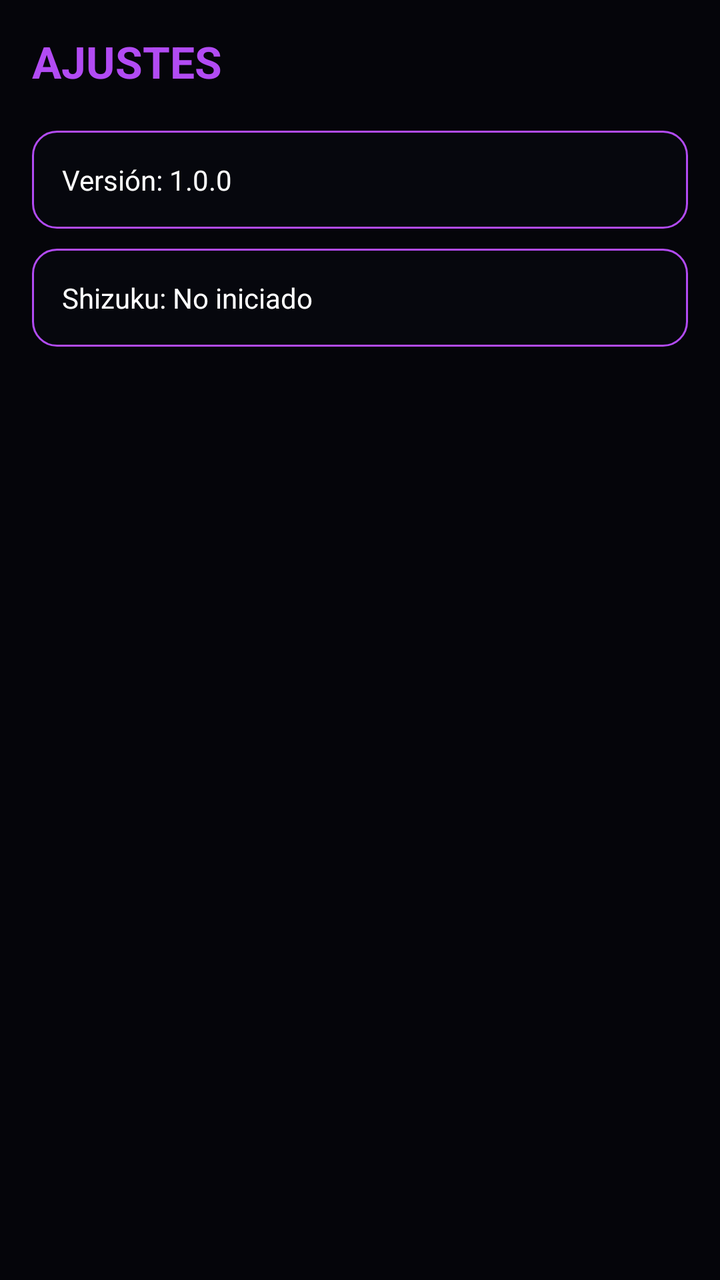
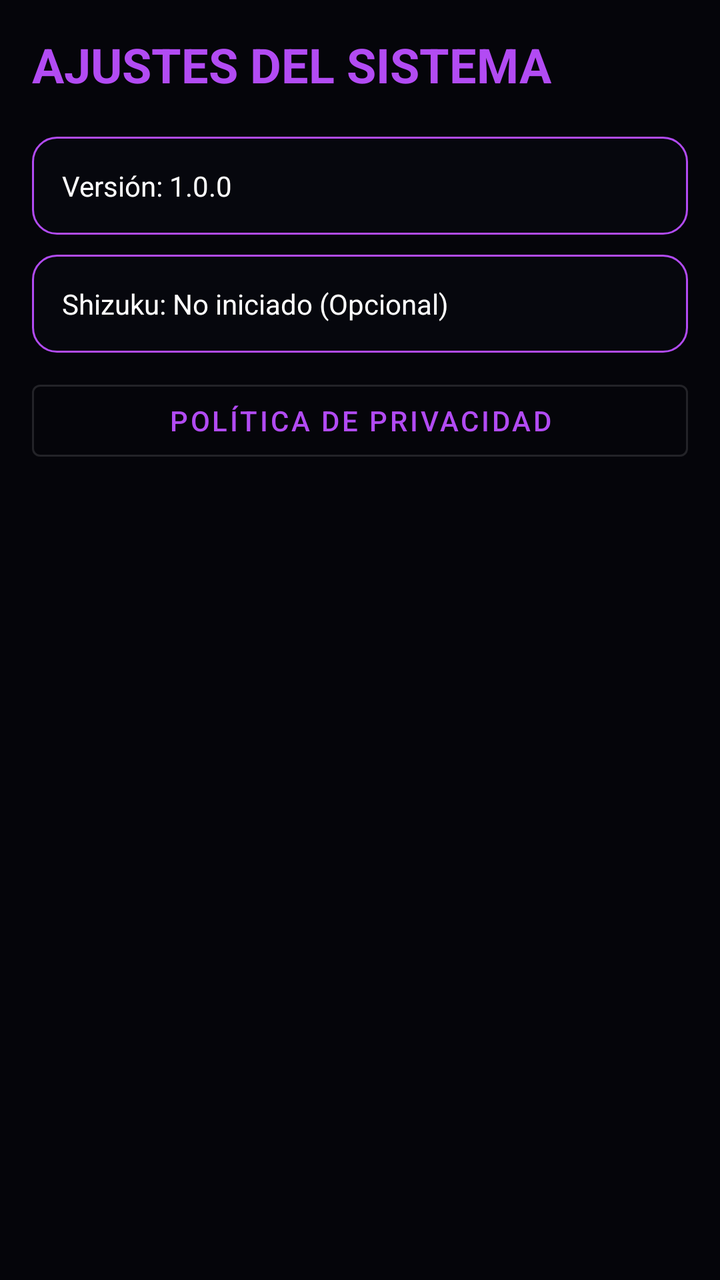

Before-and-after screenshots of an Android layout around one commit, followed by the original layout XML and the change that was made.
<!-- AndroidManifest.xml: application theme Theme.PHX -->
<!-- res/layout/fragment_settings.xml -->
<?xml version="1.0" encoding="utf-8"?>
<ScrollView xmlns:android="http://schemas.android.com/apk/res/android"
    android:layout_width="match_parent" android:layout_height="match_parent" android:padding="16dp">
    <LinearLayout android:layout_width="match_parent" android:layout_height="wrap_content" android:orientation="vertical">
        <TextView android:layout_width="wrap_content" android:layout_height="wrap_content" android:text="AJUSTES"
            android:textColor="@color/phx_purple" android:textSize="22sp" android:textStyle="bold" android:layout_marginBottom="20dp"/>
        <TextView android:id="@+id/tv_version" android:layout_width="match_parent" android:layout_height="wrap_content"
            android:text="Versión: 1.0.0" android:textColor="@color/phx_white" android:background="@drawable/bg_card" android:padding="15dp" android:layout_marginBottom="10dp"/>
        <TextView android:id="@+id/tv_shizuku" android:layout_width="match_parent" android:layout_height="wrap_content"
            android:text="Shizuku: No iniciado" android:textColor="@color/phx_white" android:background="@drawable/bg_card" android:padding="15dp" android:layout_marginBottom="10dp"/>
    </LinearLayout>
</ScrollView>
<!-- resources referenced by this layout -->
<resources>
  <color name="phx_purple">#B24BF3</color>
  <color name="phx_white">#FFFFFF</color>
  <!-- drawable bg_card (drawable) -->
  <?xml version="1.0" encoding="utf-8"?>
  <shape xmlns:android="http://schemas.android.com/apk/res/android">
      <solid android:color="@color/phx_glass" />
      <stroke android:width="1dp" android:color="@color/phx_purple" />
      <corners android:radius="12dp" />
  </shape>
  <style name="Theme.PHX" parent="Theme.MaterialComponents.DayNight.NoActionBar">
          <item name="colorPrimary">@color/phx_purple</item>
          <item name="android:colorBackground">@color/phx_bg</item>
          <item name="colorSurface">@color/phx_glass</item>
          <item name="colorOnSurface">@color/phx_white</item>
      </style>
  <color name="phx_glass">#1A1A1F2E</color>
  <color name="phx_bg">#05050A</color>
</resources>

<!-- the commit's change to res/layout/fragment_settings.xml (unified diff, before → after) -->
@@ -2,11 +2,13 @@
 <ScrollView xmlns:android="http://schemas.android.com/apk/res/android"
     android:layout_width="match_parent" android:layout_height="match_parent" android:padding="16dp">
     <LinearLayout android:layout_width="match_parent" android:layout_height="wrap_content" android:orientation="vertical">
-        <TextView android:layout_width="wrap_content" android:layout_height="wrap_content" android:text="AJUSTES"
-            android:textColor="@color/phx_purple" android:textSize="22sp" android:textStyle="bold" android:layout_marginBottom="20dp"/>
+        <TextView android:layout_width="wrap_content" android:layout_height="wrap_content" android:text="AJUSTES DEL SISTEMA"
+            android:textColor="@color/phx_purple" android:textSize="24sp" android:textStyle="bold" android:layout_marginBottom="20dp"/>
         <TextView android:id="@+id/tv_version" android:layout_width="match_parent" android:layout_height="wrap_content"
             android:text="Versión: 1.0.0" android:textColor="@color/phx_white" android:background="@drawable/bg_card" android:padding="15dp" android:layout_marginBottom="10dp"/>
         <TextView android:id="@+id/tv_shizuku" android:layout_width="match_parent" android:layout_height="wrap_content"
-            android:text="Shizuku: No iniciado" android:textColor="@color/phx_white" android:background="@drawable/bg_card" android:padding="15dp" android:layout_marginBottom="10dp"/>
+            android:text="Shizuku: No iniciado (Opcional)" android:textColor="@color/phx_white" android:background="@drawable/bg_card" android:padding="15dp" android:layout_marginBottom="10dp"/>
+        <com.google.android.material.button.MaterialButton android:id="@+id/btn_privacy" android:layout_width="match_parent" android:layout_height="wrap_content"
+            android:text="Política de Privacidad" style="@style/Widget.MaterialComponents.Button.OutlinedButton" android:textColor="@color/phx_purple"/>
     </LinearLayout>
 </ScrollView>
